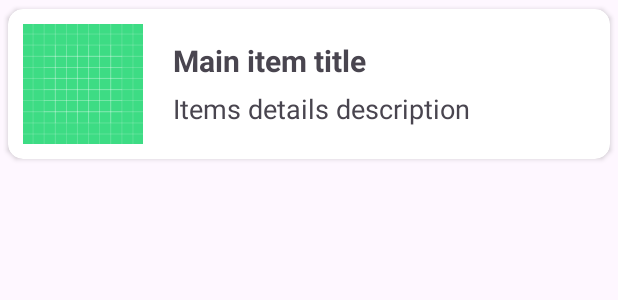
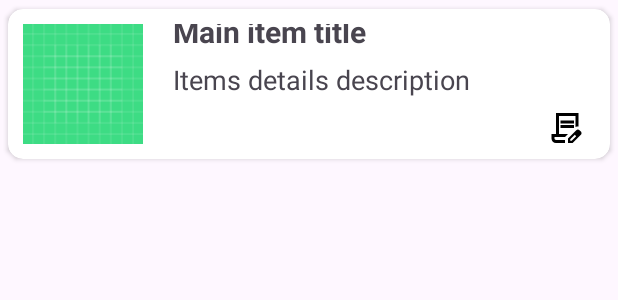
Before and after one commit to yuval-itzhak/Movie-World-App, an Android app: the layout item_layout.xml on its own in the app's theme, with its tools: preview values and no code run, on a phone screen of 412 x 824 dp. Shown: the top 300 px of the screen. Run offline under Robolectric (Android 15) with nearby library versions, the phone set to English and light mode, and no system bars.

Commit message:
adding delete dialog and edit button

```diff
--- a/app/src/main/java/com/example/architectureproject/data/repository/ItemRepository.kt
+++ b/app/src/main/java/com/example/architectureproject/data/repository/ItemRepository.kt
@@ -25,6 +25,9 @@ class ItemRepository(application : Application) {
         itemDao?.deleteItem(item)
     }
 
+    fun updateItem(item: Item){
+        itemDao?.update(item)
+    }
     fun getItem(id: Int): Item?{
         return itemDao?.getItem(id)
     }
--- a/app/src/main/java/com/example/architectureproject/ui/single_character/DetailItemFragment.kt
+++ b/app/src/main/java/com/example/architectureproject/ui/single_character/DetailItemFragment.kt
@@ -29,9 +29,9 @@ class DetailItemFragment : Fragment() {
     override fun onViewCreated(view: View, savedInstanceState: Bundle?) {
         super.onViewCreated(view, savedInstanceState)
         viewModel.chosenItem.observe(viewLifecycleOwner){//it:item
-            binding.itemTitle.text = it.title
-            binding.itemDescription.text = it.description
-            Glide.with(requireContext()).load(it.photo).circleCrop().into(binding.itemImage)
+            binding.itemTitle.text = it?.title
+            binding.itemDescription.text = it?.description
+            Glide.with(requireContext()).load(it?.photo).circleCrop().into(binding.itemImage)
         }
     }
 
--- /dev/null
+++ b/app/src/main/res/drawable/outline_contract_edit_24.xml
@@ -0,0 +1,5 @@
+<vector xmlns:android="http://schemas.android.com/apk/res/android" android:height="24dp" android:tint="#000000" android:viewportHeight="960" android:viewportWidth="960" android:width="24dp">
+
+    <path android:fillColor="@android:color/white" android:pathData="M360,360L360,280L720,280L720,360L360,360ZM360,480L360,400L720,400L720,480L360,480ZM480,800L240,800Q223,800 211.5,800Q200,800 200,800L200,800L480,800L480,800ZM480,880L240,880Q190,880 155,845Q120,810 120,760L120,640L240,640L240,80L840,80L840,441Q820,439 799.5,442.5Q779,446 760,455L760,160L320,160L320,640L560,640L480,720L200,720L200,760Q200,777 211.5,788.5Q223,800 240,800L480,800L480,880ZM560,880L560,757L781,537Q790,528 801,524Q812,520 823,520Q835,520 846,524.5Q857,529 866,538L903,575Q911,584 915.5,595Q920,606 920,617Q920,628 916,639.5Q912,651 903,660L683,880L560,880ZM860,617L860,617L823,580L823,580L860,617ZM620,820L658,820L779,698L761,679L742,661L620,782L620,820ZM761,679L742,661L742,661L779,698L779,698L761,679Z"/>
+
+</vector>
--- a/app/src/main/res/layout/item_layout.xml
+++ b/app/src/main/res/layout/item_layout.xml
@@ -37,6 +37,17 @@
                 android:textSize="18sp"
                 android:id="@+id/item_description"
                 android:layout_marginTop="6dp"/>
+
+            <!-- כפתור עריכה -->
+            <ImageButton
+                android:id="@+id/edit_button"
+                android:layout_width="40dp"
+                android:layout_height="40dp"
+                android:layout_gravity="end"
+                android:src="@drawable/outline_contract_edit_24"
+                android:background="?attr/selectableItemBackgroundBorderless"
+                android:contentDescription="Edit Button" />
         </LinearLayout>
+
     </LinearLayout>
 </androidx.cardview.widget.CardView>
```
Also changed, not shown: app/src/main/java/com/example/architectureproject/ui/ItemsViewModel.kt (+10 -2 lines), app/src/main/java/com/example/architectureproject/ui/add_character/AddItemFragment.kt (+38 -16 lines), app/src/main/java/com/example/architectureproject/ui/all_characters/AllItemsFragment.kt (+32 -2 lines), app/src/main/java/com/example/architectureproject/ui/all_characters/ItemAdapter.kt (+7 -0 lines).
